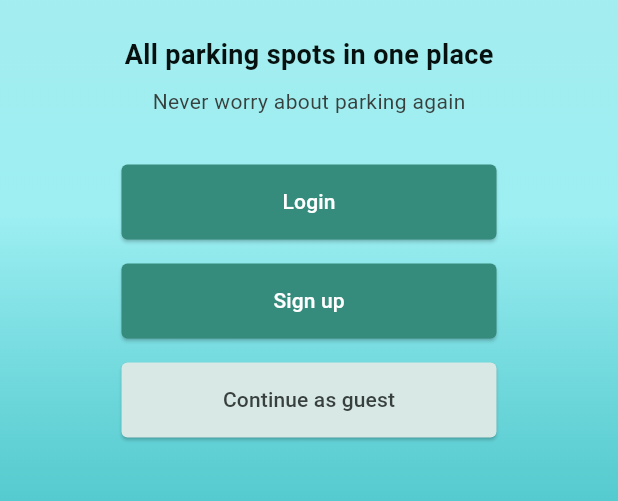
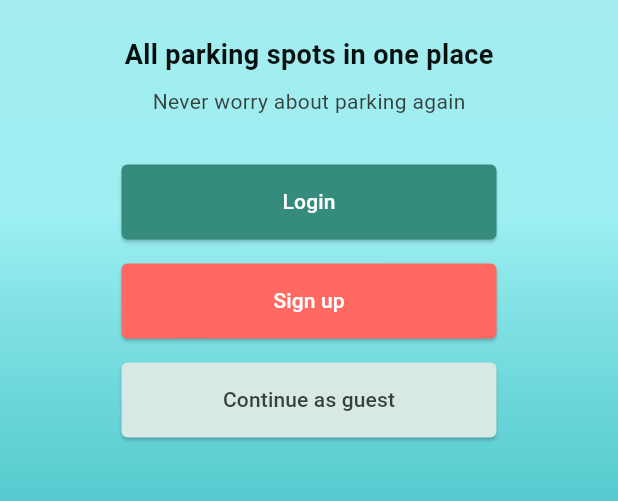
Before and after one commit to Rawiesh/parkner-mobile-app, a Flutter app: the screen it shows after launch, on a phone screen of 412 x 824 dp, the part 588-1089 px from its top. Run offline on Flutter 3.47's test engine with Material 3 defaults, Android fonts, the phone set to English and light mode, and no system bars; our stand-ins replace dotted_border, dotted_line, stacked, stacked_services, stacked_shared.

Commit message:
feat: extract color in primary btn

```diff
--- a/lib/ui/dialogs/login/login_dialog.dart
+++ b/lib/ui/dialogs/login/login_dialog.dart
@@ -78,6 +78,7 @@ class LoginDialog extends StackedView<LoginDialogModel> {
               PrimaryBtn(
                 btnText: "Login",
                 size: const Size(280, 50),
+                backgroundColor: const Color(0xff358C7C),
                 onPressed: () async {
                   final res = await viewModel.onLoginPressed();
                   if (res == false) return;
--- a/lib/ui/dialogs/signup/signup_dialog.dart
+++ b/lib/ui/dialogs/signup/signup_dialog.dart
@@ -83,6 +83,7 @@ class SignupDialog extends StackedView<SignupDialogModel> {
               PrimaryBtn(
                 btnText: "Sign up",
                 size: const Size(280, 50),
+                backgroundColor: const Color(0xff358C7C),
                 onPressed: () async {
                   final res = await viewModel.onSignUpPressed();
                   if (res == false) return;
--- a/lib/ui/views/parking_area/parking_area_view.dart
+++ b/lib/ui/views/parking_area/parking_area_view.dart
@@ -86,6 +86,7 @@ class ParkingAreaView extends StackedView<ParkingAreaViewModel> {
                       PrimaryBtn(
                         btnText: "Reserve",
                         size: const Size(250, 50),
+                        backgroundColor: const Color(0xff358C7C),
                         onPressed: viewModel.onReservePressed,
                       ),
                     ],
--- a/lib/ui/views/startup/startup_view.dart
+++ b/lib/ui/views/startup/startup_view.dart
@@ -61,12 +61,14 @@ class StartupView extends StackedView<StartupViewModel> {
             PrimaryBtn(
               btnText: "Login",
               size: const Size(250, 50),
+              backgroundColor: const Color(0xff358C7C),
               onPressed: viewModel.onLoginPressed,
             ),
             const SizedBox(height: 16),
             PrimaryBtn(
               btnText: "Sign up",
               size: const Size(250, 50),
+              backgroundColor: const Color(0xffFF6961),
               onPressed: viewModel.onSignUpPressed,
             ),
             const SizedBox(height: 16),
--- a/lib/ui/widgets/primary_button.dart
+++ b/lib/ui/widgets/primary_button.dart
@@ -4,11 +4,14 @@ class PrimaryBtn extends StatelessWidget {
   final String btnText;
   final Size size;
   final void Function()? onPressed;
+  final Color backgroundColor;
+
   const PrimaryBtn({
     super.key,
     required this.btnText,
     required this.size,
     this.onPressed,
+    required this.backgroundColor,
   });
 
   @override
@@ -16,7 +19,7 @@ class PrimaryBtn extends StatelessWidget {
     return ElevatedButton(
       style: ElevatedButton.styleFrom(
         fixedSize: size,
-        backgroundColor: const Color(0xff358C7C),
+        backgroundColor: backgroundColor,
         shape: RoundedRectangleBorder(
           borderRadius: BorderRadius.circular(4.0),
         ),
```
